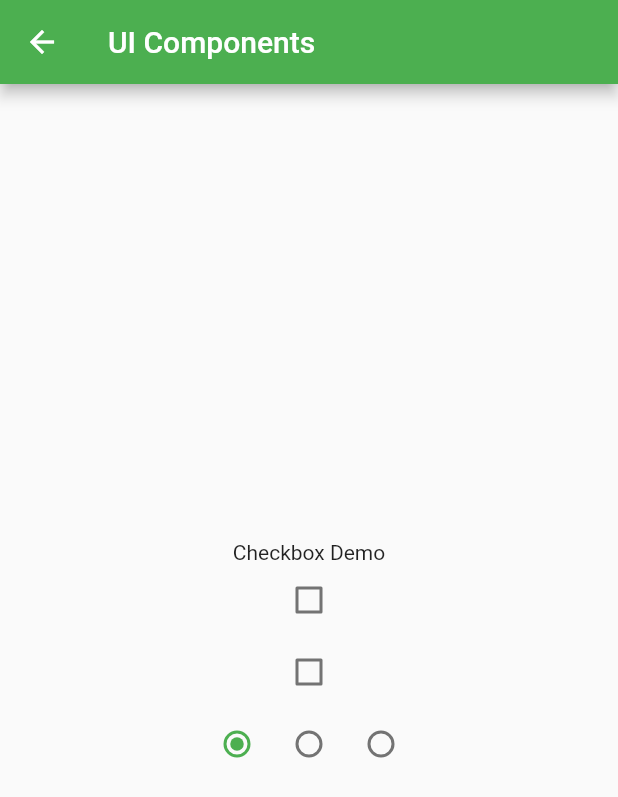
After one commit to Davoleo/sample_flutter_app, a Flutter app: the screen it shows after launch, after a tap on "Controls", on a phone screen of 412 x 824 dp. The commit adds this screen. Shown: the top 797 px of the screen. Run offline on Flutter 3.47's test engine with Material 2 defaults, Android fonts, the phone set to English and light mode, and no system bars.

Commit message:
Checkboxes & RadioButtons

```diff
--- /dev/null
+++ b/lib/controls_route.dart
@@ -0,0 +1,73 @@
+import 'package:flutter/cupertino.dart';
+import 'package:flutter/material.dart';
+
+class ControlsRoute extends StatefulWidget {
+
+  final String title = "UI Components";
+
+  @override
+  State createState() {
+    return _ControlsDemo();
+  }
+}
+
+enum Options {
+  op1,
+  op2,
+  op3
+}
+
+class _ControlsDemo extends State<ControlsRoute> {
+  bool cbState = false;
+
+  Options chosenOption = Options.op1;
+
+  void onRadioClick(newValue) {
+    setState(() {
+      chosenOption = newValue;
+    });
+  }
+
+  @override
+  Widget build(BuildContext context) {
+    return Scaffold(
+      appBar: AppBar(title: Text(widget.title),),
+
+      body: Column(
+        mainAxisAlignment: MainAxisAlignment.center,
+        children: <Widget>[
+          Center(child: Column(
+            mainAxisAlignment: MainAxisAlignment.center,
+            children: <Widget>[
+              Text("Checkbox Demo"),
+              Checkbox(
+                  tristate: true,
+                  activeColor: Colors.black45,
+                  checkColor: Colors.greenAccent,
+                  value: cbState,
+                  onChanged: (v) {setState(() {
+                    cbState = v;
+                  });}),
+              Checkbox(
+                  tristate: true,
+                  activeColor: Colors.indigo,
+                  checkColor: Colors.lightBlueAccent,
+                  value: cbState,
+                  onChanged: (v) {setState(() {
+                    cbState = v;
+                  });})
+            ],
+          ),),
+          Center(child: Row(
+            mainAxisAlignment: MainAxisAlignment.center,
+            children: <Widget>[
+              Radio(value: Options.op1, groupValue: chosenOption, onChanged: onRadioClick),
+              Radio(value: Options.op2, groupValue: chosenOption, onChanged: onRadioClick),
+              Radio(value: Options.op3, groupValue: chosenOption, onChanged: onRadioClick),
+            ],
+          ),),
+        ],
+      ),
+    );
+  }
+}
--- a/lib/main.dart
+++ b/lib/main.dart
@@ -1,6 +1,7 @@
 import 'package:flutter/material.dart';
 import 'package:flutter/rendering.dart';
 import 'package:intl/intl.dart';
+import 'package:sample_flutter_app/controls_route.dart';
 import 'package:sample_flutter_app/resolution_route.dart';
 
 void main() {
@@ -277,7 +278,8 @@ class _TestHomePageState extends State<TestHomePage> {
                 )
               ],)
             ),
-            RaisedButton(onPressed: loginDisabled ? null : this._loginPressed, child: Text("Log In"),)
+            RaisedButton(onPressed: loginDisabled ? null : this._loginPressed, child: Text("Log In"),),
+            RaisedButton(child: Text("Controls"), onPressed: () {Navigator.push(context, MaterialPageRoute(builder: (context) => ControlsRoute()));},)
           ],
       ),),
     );
```
